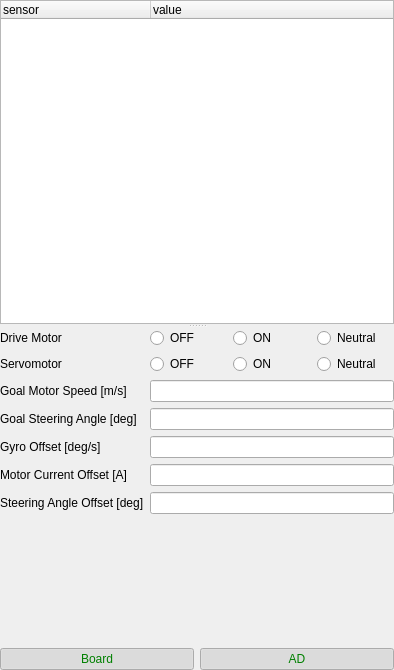
The window that rc110_rviz_panel/src/rc110_panel.ui (zmp/robocar110_ros) describes before a commit, drawn with Qt 5.
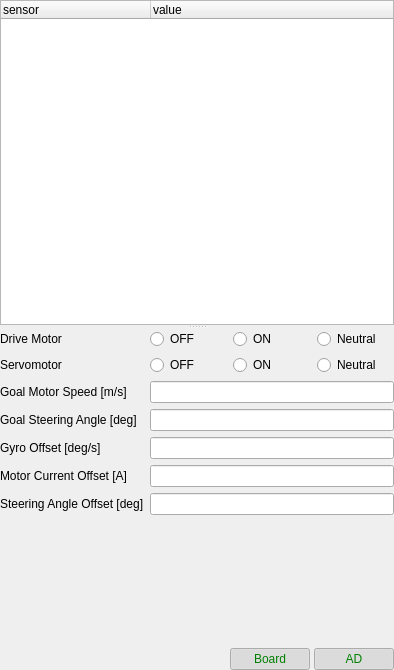
The same window after the commit. Icons and pictures are not drawn.

Commit message: IZ-30 error notifications

What changed in the file:
```diff
--- a/rc110_rviz_panel/src/rc110_panel.ui
+++ b/rc110_rviz_panel/src/rc110_panel.ui
@@ -14,6 +14,9 @@
    <string>Form</string>
   </property>
   <layout class="QVBoxLayout" name="verticalLayout_2">
+   <property name="spacing">
+    <number>4</number>
+   </property>
    <property name="leftMargin">
     <number>0</number>
    </property>
@@ -192,6 +195,35 @@
    </item>
    <item>
     <layout class="QHBoxLayout" name="buttonsLayout">
+     <property name="spacing">
+      <number>4</number>
+     </property>
+     <item>
+      <widget class="QLabel" name="errorLabel">
+       <property name="text">
+        <string/>
+       </property>
+       <property name="pixmap">
+        <pixmap resource="../res/main.qrc">:/error.png</pixmap>
+       </property>
+       <property name="alignment">
+        <set>Qt::AlignCenter</set>
+       </property>
+      </widget>
+     </item>
+     <item>
+      <spacer name="horizontalSpacer">
+       <property name="orientation">
+        <enum>Qt::Horizontal</enum>
+       </property>
+       <property name="sizeHint" stdset="0">
+        <size>
+         <width>40</width>
+         <height>20</height>
+        </size>
+       </property>
+      </spacer>
+     </item>
      <item>
       <widget class="QPushButton" name="boardButton">
        <property name="toolTip">
```
Left out of the diff: 4 changed lines with no effect on the pictures. The commit also changes 8 other files.
